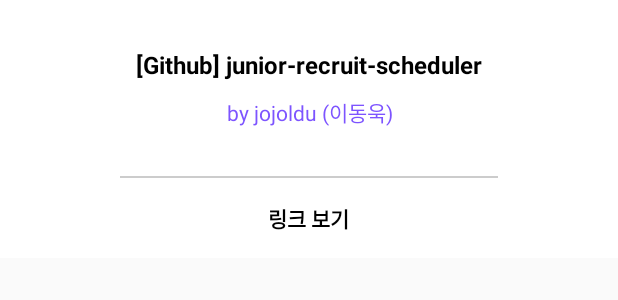
After one commit to JuneBuug/ForDevCareer, an Android app: the layout view_credits_card.xml on its own in the app's theme, with its tools: preview values and no code run, on a phone screen of 412 x 824 dp. The commit adds this screen. Shown: the top 300 px of the screen. Run offline under Robolectric (Android 15) with nearby library versions, the phone set to English and light mode, and no system bars.

Commit message:
참고 / 도움주신 분들 추가

```diff
--- a/app/src/main/AndroidManifest.xml
+++ b/app/src/main/AndroidManifest.xml
@@ -28,6 +28,10 @@
         </activity>
 
 
+        <activity
+            android:name=".More.CreditsActivity_">
+        </activity>
+
     </application>
 
 </manifest>
--- /dev/null
+++ b/app/src/main/res/layout/view_credits_card.xml
@@ -0,0 +1,63 @@
+<?xml version="1.0" encoding="utf-8"?>
+<LinearLayout xmlns:android="http://schemas.android.com/apk/res/android"
+    android:id="@+id/base_layout"
+    android:orientation="vertical" android:layout_width="match_parent"
+    android:background="@color/color_white"
+    android:layout_height="wrap_content"
+    android:padding="16dp">
+
+
+
+    <RelativeLayout
+        android:layout_width="match_parent"
+        android:layout_height="wrap_content">
+
+        <TextView
+            android:id="@+id/source_name"
+            android:layout_width="wrap_content"
+            android:layout_height="wrap_content"
+            android:text="[Github] junior-recruit-scheduler"
+            android:textColor="@color/color_black100"
+            android:textSize="16dp"
+            android:textStyle="bold"
+            android:layout_centerHorizontal="true"
+            android:layout_marginTop="16dp"/>
+
+        <TextView
+            android:id="@+id/source_by"
+            android:layout_below="@+id/source_name"
+            android:layout_width="wrap_content"
+            android:layout_height="wrap_content"
+            android:text="by jojoldu (이동욱)"
+            android:textColor="@color/color_point"
+            android:textSize="14dp"
+            android:layout_centerHorizontal="true"
+            android:gravity="center"
+            android:layout_marginTop="10dp"/>
+
+
+    </RelativeLayout>
+
+    <View
+        android:layout_width="match_parent"
+        android:layout_height="1dp"
+        android:layout_marginLeft="64dp"
+        android:layout_marginRight="64dp"
+        android:layout_marginTop="32dp"
+        android:background="@color/black_overlay_33"/>
+
+    <RelativeLayout
+        android:layout_width="match_parent"
+        android:layout_height="wrap_content">
+
+        <TextView
+            android:layout_width="wrap_content"
+            android:layout_height="wrap_content"
+            android:text="링크 보기"
+            android:textColor="@color/color_black100"
+            android:textSize="14dp"
+            android:textStyle="bold"
+            android:layout_centerHorizontal="true"
+            android:layout_marginTop="16dp"/>
+    </RelativeLayout>
+</LinearLayout>
```
Also changed, not shown: app/src/main/java/com/example/junekim/univinfo/Model/Credit.java (added, +22 -0 lines), app/src/main/java/com/example/junekim/univinfo/More/CreditsActivity.java (added, +191 -0 lines), app/src/main/java/com/example/junekim/univinfo/MoreFragment.java (+17 -4 lines), app/src/main/res/layout/activity_credits.xml (added, +38 -0 lines), app/src/main/res/layout/fragment_more.xml (+21 -0 lines).
